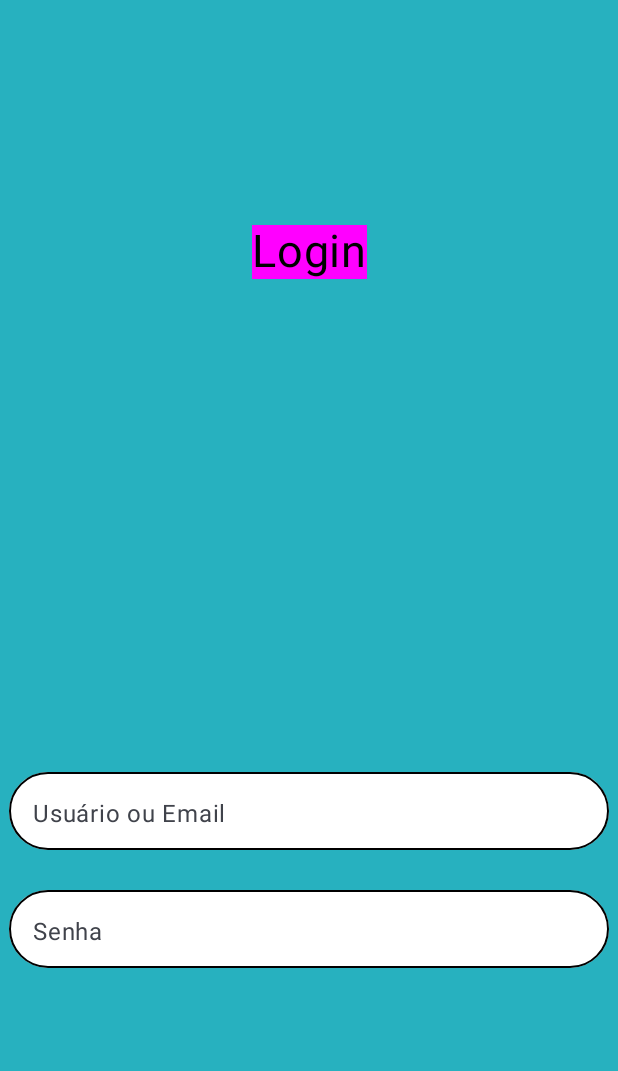
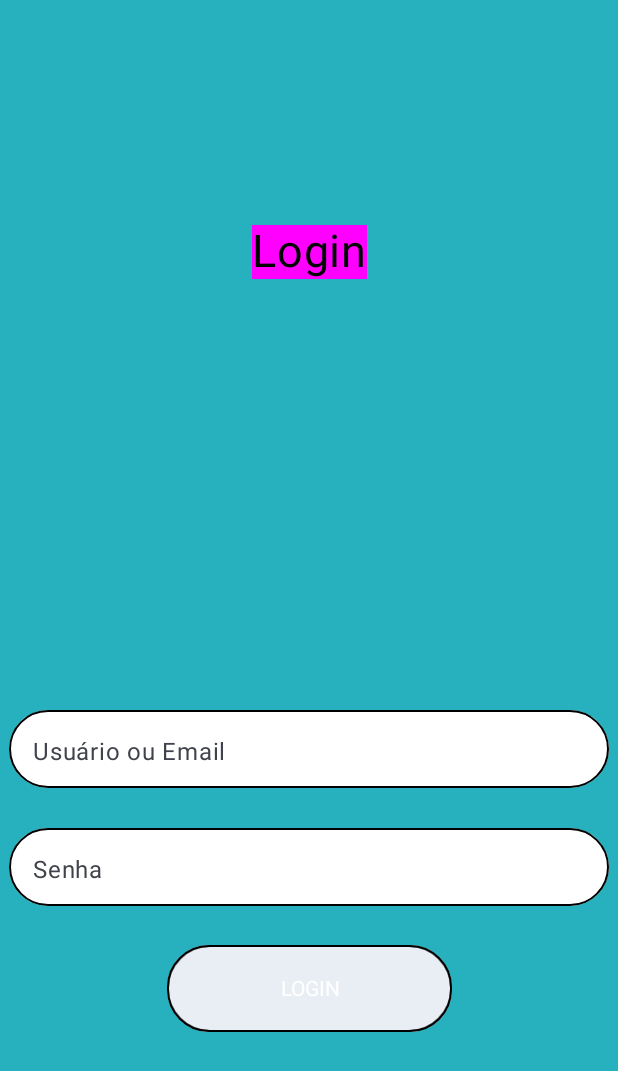
Before and after one commit to BrendaSilveira04/Projeto_Kotlin, an Android app built with Jetpack Compose: the screen it shows after launch (MainActivity), on a phone screen of 412 x 824 dp. Shown: the top 1071 px of the screen. Run offline under Robolectric (Android 15) with nearby library versions, the phone set to English and light mode, and no system bars.

Commit message:
Fazendo o Botão

```diff
--- a/app/src/main/java/com/example/projeto_kotlin/MainActivity.kt
+++ b/app/src/main/java/com/example/projeto_kotlin/MainActivity.kt
@@ -1,6 +1,7 @@
 package com.example.projeto_kotlin
 
 import android.os.Bundle
+import android.widget.Button
 import androidx.activity.ComponentActivity
 import androidx.activity.compose.setContent
 import androidx.compose.foundation.background
@@ -13,7 +14,10 @@ import androidx.compose.foundation.layout.height
 import androidx.compose.foundation.layout.padding
 import androidx.compose.foundation.layout.width
 import androidx.compose.foundation.shape.RoundedCornerShape
+import androidx.compose.material3.Button
+import androidx.compose.material3.ButtonDefaults
 import androidx.compose.material3.ExperimentalMaterial3Api
+import androidx.compose.material3.OutlinedButton
 import androidx.compose.material3.OutlinedTextField
 import androidx.compose.material3.Text
 import androidx.compose.material3.TextField
@@ -28,6 +32,7 @@ import androidx.compose.ui.Modifier
 import androidx.compose.ui.graphics.Color
 import androidx.compose.ui.text.TextStyle
 import androidx.compose.ui.text.input.TextFieldValue
+import androidx.compose.ui.text.style.TextAlign
 import androidx.compose.ui.tooling.preview.Preview
 import androidx.compose.ui.unit.dp
 import androidx.compose.ui.unit.sp
@@ -85,8 +90,8 @@ fun textFieldLogin(
             containerColor = Color.White
         ),
     )
+
 }
-
 @OptIn(ExperimentalMaterial3Api::class)
 @Composable
 fun TelaLogin() {
@@ -129,9 +134,52 @@ fun TelaLogin() {
 
             textFieldLogin(result = SenhaUser, label = "Senha")
 
+            OutlinedButton(
+                onClick = {},
+                colors = ButtonDefaults.buttonColors(
+                    containerColor = Color(
+                        0xFFE9EEF4
+                    )
+                ),
+
+
+                modifier = Modifier
+                    .width(190.dp)
+                    .height(58.dp)
+                    .border(
+                        width = (1.dp),
+                        color = Color(
+                            0xFF000000
+                        ),
+                        shape = RoundedCornerShape(28.dp)
+                    )
+                    .background(
+                        color = Color(
+                            0xFFE9EEF4
+                        ),
+                        shape = RoundedCornerShape(28.dp)
+                    )
+
+
+
+
+
+            ) {
+                Text(
+                    text = "LOGIN",
+                    style = TextStyle(
+                        fontSize = 14.sp,
+                        textAlign = TextAlign.Center,
+                    )
+                )
+            }
         }
     }
-}
+
+
+
+    }
+
 
 @Preview
 @Composable
```
